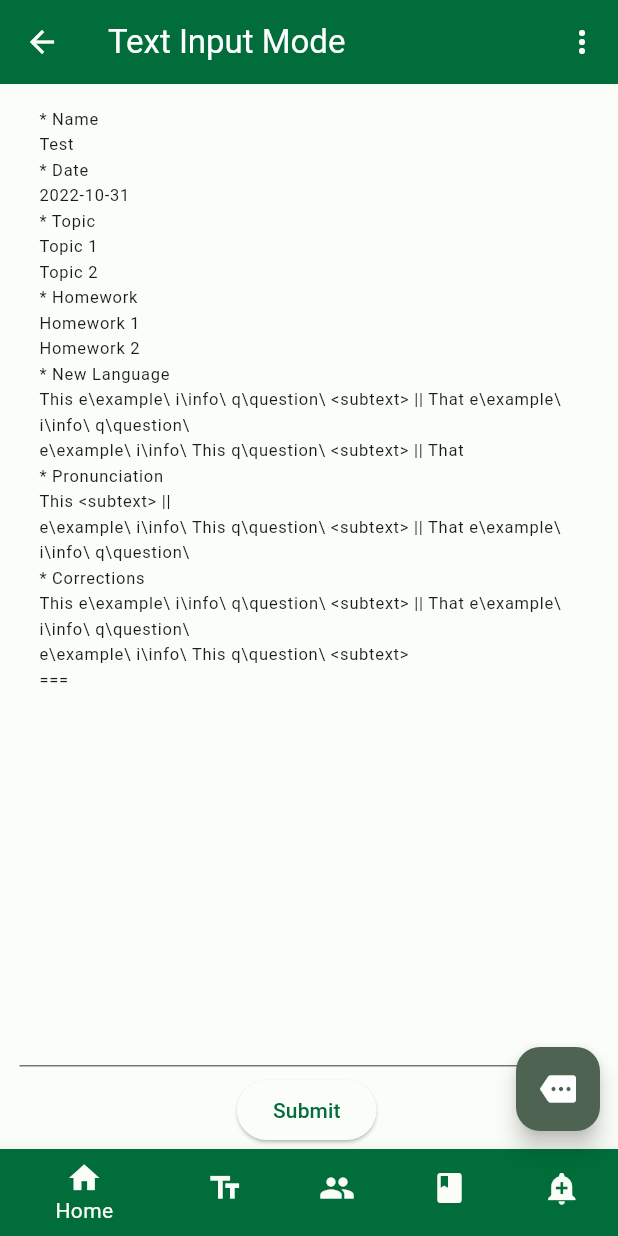
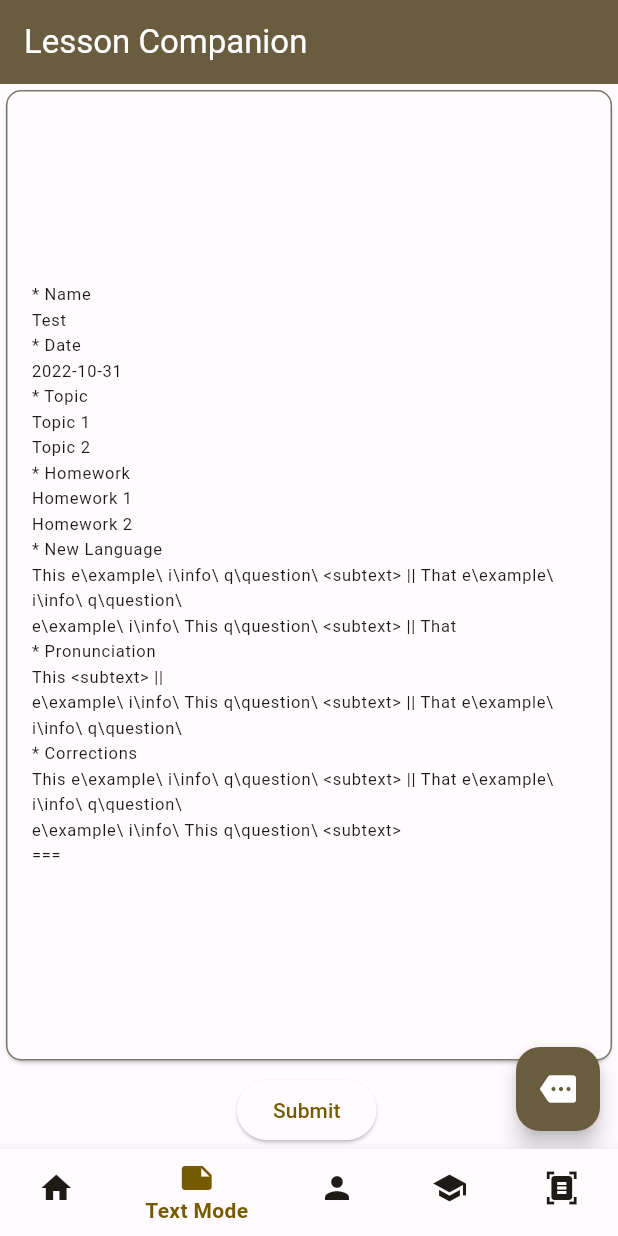
Before and after one commit to CookieWookiee321/lesson_companion, a Flutter app: the screen it shows after launch, item 2 of the bottom bar chosen, after a tap on the "more" icon, on a phone screen of 412 x 824 dp. Run offline on Flutter 3.47's test engine with Material 2 defaults, Android fonts, the phone set to English and light mode, and no system bars; our stand-ins replace file_picker, isar, pdf, printing, shared_preferences; missing offline and left inert: desktop_window; accounts and stored records are empty; generated files the repository leaves out were written again.

Commit message:
touched up visual design

```diff
--- a/lib/controllers/styler.dart
+++ b/lib/controllers/styler.dart
@@ -8,66 +8,70 @@ import '../models/pdf_document/pdf_document.dart';
 class Styler {
   static const lightColorScheme = ColorScheme(
     brightness: Brightness.light,
-    primary: Color(0xFF006D3A),
+    primary: Color(0xFF765A00),
     onPrimary: Color(0xFFFFFFFF),
-    primaryContainer: Color(0xFF99F6B5),
-    onPrimaryContainer: Color(0xFF00210E),
-    secondary: Color(0xFF4F6353),
+    primaryContainer: Color(0xFFFFDF95),
+    onPrimaryContainer: Color(0xFF251A00),
+    secondary: Color(0xFF6A5D3F),
     onSecondary: Color(0xFFFFFFFF),
-    secondaryContainer: Color(0xFFD2E8D4),
-    onSecondaryContainer: Color(0xFF0D1F13),
-    tertiary: Color(0xFF3A646F),
+    secondaryContainer: Color(0xFFF3E1BB),
+    onSecondaryContainer: Color(0xFF231A04),
+    tertiary: Color(0xFF486548),
     onTertiary: Color(0xFFFFFFFF),
-    tertiaryContainer: Color(0xFFBEEAF6),
-    onTertiaryContainer: Color(0xFF001F26),
+    tertiaryContainer: Color(0xFFCAEBC7),
+    onTertiaryContainer: Color(0xFF05210A),
     error: Color(0xFFBA1A1A),
     errorContainer: Color(0xFFFFDAD6),
     onError: Color(0xFFFFFFFF),
     onErrorContainer: Color(0xFF410002),
-    background: Color(0xFFFBFDF8),
-    onBackground: Color(0xFF191C19),
-    surface: Color(0xFFFBFDF8),
-    onSurface: Color(0xFF191C19),
-    surfaceVariant: Color(0xFFDDE5DB),
-    onSurfaceVariant: Color(0xFF414942),
-    outline: Color(0xFF717971),
-    onInverseSurface: Color(0xFFF0F1EC),
-    inverseSurface: Color(0xFF2E312E),
-    inversePrimary: Color(0xFF7DDA9A),
+    background: Color(0xFFFFFBFF),
+    onBackground: Color(0xFF1E1B16),
+    surface: Color(0xFFFFFBFF),
+    onSurface: Color(0xFF1E1B16),
+    surfaceVariant: Color(0xFFECE1CF),
+    onSurfaceVariant: Color(0xFF4D4639),
+    outline: Color(0xFF7E7667),
+    onInverseSurface: Color(0xFFF7F0E7),
+    inverseSurface: Color(0xFF33302A),
+    inversePrimary: Color(0xFFF4BF1C),
     shadow: Color(0xFF000000),
-    surfaceTint: Color(0xFF006D3A),
+    surfaceTint: Color(0xFF765A00),
+    outlineVariant: Color(0xFFCFC5B4),
+    scrim: Color(0xFF000000),
   );
 
   static const darkColorScheme = ColorScheme(
     brightness: Brightness.dark,
-    primary: Color(0xFF7DDA9A),
-    onPrimary: Color(0xFF00391C),
-    primaryContainer: Color(0xFF00522B),
-    onPrimaryContainer: Color(0xFF99F6B5),
-    secondary: Color(0xFFB6CCB8),
-    onSecondary: Color(0xFF223527),
-    secondaryContainer: Color(0xFF384B3C),
-    onSecondaryContainer: Color(0xFFD2E8D4),
-    tertiary: Color(0xFFA2CEDA),
-    onTertiary: Color(0xFF02363F),
-    tertiaryContainer: Color(0xFF214C57),
-    onTertiaryContainer: Color(0xFFBEEAF6),
+    primary: Color(0xFFF4BF1C),
+    onPrimary: Color(0xFF3E2E00),
+    primaryContainer: Color(0xFF594400),
+    onPrimaryContainer: Color(0xFFFFDF95),
+    secondary: Color(0xFFD6C5A0),
+    onSecondary: Color(0xFF3A2F15),
+    secondaryContainer: Color(0xFF51452A),
+    onSecondaryContainer: Color(0xFFF3E1BB),
+    tertiary: Color(0xFFAECFAC),
+    onTertiary: Color(0xFF1B361D),
+    tertiaryContainer: Color(0xFF314D32),
+    onTertiaryContainer: Color(0xFFCAEBC7),
     error: Color(0xFFFFB4AB),
     errorContainer: Color(0xFF93000A),
     onError: Color(0xFF690005),
     onErrorContainer: Color(0xFFFFDAD6),
-    background: Color(0xFF191C19),
-    onBackground: Color(0xFFE1E3DE),
-    surface: Color(0xFF191C19),
-    onSurface: Color(0xFFE1E3DE),
-    surfaceVariant: Color(0xFF414942),
-    onSurfaceVariant: Color(0xFFC1C9BF),
-    outline: Color(0xFF8B938A),
-    onInverseSurface: Color(0xFF191C19),
-    inverseSurface: Color(0xFFE1E3DE),
-    inversePrimary: Color(0xFF006D3A),
+    background: Color(0xFF1E1B16),
+    onBackground: Color(0xFFE9E1D9),
+    surface: Color(0xFF1E1B16),
+    onSurface: Color(0xFFE9E1D9),
+    surfaceVariant: Color(0xFF4D4639),
+    onSurfaceVariant: Color(0xFFCFC5B4),
+    outline: Color(0xFF989080),
+    onInverseSurface: Color(0xFF1E1B16),
+    inverseSurface: Color(0xFFE9E1D9),
+    inversePrimary: Color(0xFF765A00),
     shadow: Color(0xFF000000),
-    surfaceTint: Color(0xFF7DDA9A),
+    surfaceTint: Color(0xFFF4BF1C),
+    outlineVariant: Color(0xFF4D4639),
+    scrim: Color(0xFF000000),
   );
 }
 
--- a/lib/main.dart
+++ b/lib/main.dart
@@ -2,6 +2,7 @@ import 'dart:io';
 
 import 'package:desktop_window/desktop_window.dart';
 import 'package:flutter/material.dart';
+import 'package:lesson_companion/views/base_view.dart';
 
 import 'controllers/styler.dart';
 import 'views/home_view.dart';
@@ -31,7 +32,7 @@ class MyApp extends StatelessWidget {
       darkTheme:
           ThemeData(useMaterial3: true, colorScheme: Styler.darkColorScheme),
       //home: StudentListView(),
-      home: const HomeView(),
+      home: const BaseView(),
     );
   }
 }
--- /dev/null
+++ b/lib/views/base_view.dart
@@ -0,0 +1,71 @@
+import 'package:flutter/material.dart';
+import 'package:flutter/src/widgets/container.dart';
+import 'package:flutter/src/widgets/framework.dart';
+import 'package:lesson_companion/views/companion_widgets.dart';
+import 'package:lesson_companion/views/home_view.dart';
+import 'package:lesson_companion/views/lesson_list/lesson_list_view.dart';
+import 'package:lesson_companion/views/student_list_view.dart';
+import 'package:lesson_companion/views/text_input_mode_view.dart';
+
+class BaseView extends StatefulWidget {
+  const BaseView({super.key});
+
+  @override
+  State<BaseView> createState() => _BaseViewState();
+}
+
+class _BaseViewState extends State<BaseView> {
+  int _selectedIndex = 0;
+
+  void _onItemTapped(int index) {
+    setState(() {
+      _selectedIndex = index;
+    });
+  }
+
+  static const List<Widget> _pages = [
+    HomeView(),
+    TextInputModeView(),
+    StudentView(),
+    LessonView(),
+    HomeView()
+  ];
+
+  @override
+  void initState() {
+    super.initState();
+  }
+
+  @override
+  Widget build(BuildContext context) {
+    return Scaffold(
+      appBar: AppBar(
+        title: const Text("Lesson Companion"),
+        backgroundColor: Theme.of(context).colorScheme.secondary,
+        foregroundColor: Theme.of(context).colorScheme.onSecondary,
+      ),
+      body: IndexedStack(
+        index: _selectedIndex,
+        children: _pages,
+      ),
+      bottomNavigationBar: BottomNavigationBar(
+        type: BottomNavigationBarType.shifting,
+        selectedIconTheme:
+            IconThemeData(color: Theme.of(context).colorScheme.primary),
+        selectedItemColor: Theme.of(context).colorScheme.primary,
+        selectedLabelStyle: TextStyle(fontWeight: FontWeight.bold),
+        unselectedItemColor: Theme.of(context).colorScheme.onBackground,
+        items: [
+          BottomNavigationBarItem(icon: Icon(Icons.home), label: "Home"),
+          BottomNavigationBarItem(icon: Icon(Icons.note), label: "Text Mode"),
+          BottomNavigationBarItem(icon: Icon(Icons.person), label: "Students"),
+          BottomNavigationBarItem(icon: Icon(Icons.school), label: "Lessons"),
+          BottomNavigationBarItem(
+              icon: Icon(Icons.document_scanner), label: "Reports")
+        ],
+        currentIndex: _selectedIndex,
+        onTap: _onItemTapped,
+      ),
+    );
+  }
+}
--- a/lib/views/companion_widgets.dart
+++ b/lib/views/companion_widgets.dart
@@ -104,72 +104,6 @@ class _TFBorderlessState extends State<TFBorderless> {
 //Bottom Bar
 //==============================================================================
 
-class _BottomBarState extends State<BottomBar> {
-  @override
-  Widget build(BuildContext context) {
-    return BottomNavigationBar(
-      items: [
-        BottomNavigationBarItem(
-            icon: const Icon(Icons.home),
-            label: "Home",
-            backgroundColor: Theme.of(context).colorScheme.primary),
-        BottomNavigationBarItem(
-            icon: const Icon(
-              Icons.text_fields,
-            ),
-            label: "Text Input Mode",
-            backgroundColor: Theme.of(context).colorScheme.primary),
-        BottomNavigationBarItem(
-            icon: const Icon(
-              Icons.people,
-            ),
-            label: "Students",
-            backgroundColor: Theme.of(context).colorScheme.primary),
-        BottomNavigationBarItem(
-            icon: const Icon(
-              Icons.class_,
-            ),
-            label: "Lessons",
-            backgroundColor: Theme.of(context).colorScheme.primary),
-        BottomNavigationBarItem(
-            icon: const Icon(
-              Icons.add_alert,
-            ),
-            label: "Reports",
-            backgroundColor: Theme.of(context).colorScheme.primary),
-      ],
-      onTap: (index) {
-        switch (index) {
-          case 0:
-            Navigator.pop(context);
-            break;
-          case 1:
-            Navigator.of(context).push(MaterialPageRoute(
-                builder: (BuildContext builder) => const TextInputModeView()));
-            break;
-          case 2:
-            Navigator.of(context).push(MaterialPageRoute(
-                builder: (BuildContext builder) => const StudentView()));
-            break;
-          case 3:
-            Navigator.of(context).push(MaterialPageRoute(
-                builder: (BuildContext builder) => const LessonListView()));
-            break;
-        }
-      },
-    );
-  }
-}
-
-class BottomBar extends StatefulWidget {
-  const BottomBar({Key? key}) : super(key: key);
-
-  @override
-  State<BottomBar> createState() => _BottomBarState();
-}
-
-//
-
 class LabelledSwich extends StatefulWidget {
   final String label;
 
--- a/lib/views/home_view.dart
+++ b/lib/views/home_view.dart
@@ -35,37 +35,13 @@ class _HomeViewState extends State<HomeView> {
 
   void _onSwitched(bool isOn) {
     setState(() {
-      !isOn ? _showDetails = false : _showDetails = true;
+      _showDetails = isOn;
     });
   }
 
   @override
   Widget build(BuildContext context) {
     return Scaffold(
-        appBar: AppBar(
-          title: const Text("Lesson Companion"),
-          backgroundColor: Theme.of(context).colorScheme.primary,
-          foregroundColor: Theme.of(context).colorScheme.onPrimary,
-          actions: [
-            PopupMenuButton(
-              itemBuilder: (context) {
-                return [
-                  PopupMenuItem<int>(
-                    value: 0,
-                    child: Row(
-                      children: [
-                        const Expanded(child: Text("Show details")),
-                        Switch(
-                            value: _showDetails,
-                            onChanged: (state) => _onSwitched(state))
-                      ],
-                    ),
-                  ),
-                ];
-              },
-            )
-          ],
-        ),
       body: Column(
         children: [
           if (_showDetails)
@@ -103,8 +79,7 @@ class _HomeViewState extends State<HomeView> {
                                     setState(() {
                                       _date = picked;
                                       _dateController.text =
-                                            CompanionMethods.getDateString(
-                                                _date);
+                                          CompanionMethods.getDateString(_date);
                                     });
                                   }
                                 },
@@ -183,8 +158,8 @@ class _HomeViewState extends State<HomeView> {
                     if (await DataStorage.checkLessonExists(
                         thisLesson.studentId, thisLesson.date)) {
                       //update details of existing entry
-                        final id = await DataStorage.getLessonId(
-                            _name, thisLesson.date);
+                      final id =
+                          await DataStorage.getLessonId(_name, thisLesson.date);
                       thisLesson.id = id!;
                     }
                     await DataStorage.saveLesson(thisLesson);
@@ -198,7 +173,9 @@ class _HomeViewState extends State<HomeView> {
                   child: const Text("Submit")))
         ],
       ),
-        bottomNavigationBar: const BottomBar());
+      floatingActionButton: FloatingActionButton.small(
+          heroTag: null, child: Icon(Icons.more), onPressed: null),
+    );
   }
 }
 
@@ -277,12 +254,13 @@ class _ReportTableState extends State<ReportTable> {
   @override
   Widget build(BuildContext context) {
     return Focus(
+      child: Card(
         child: Container(
           decoration: BoxDecoration(
               border: Border.all(color: Theme.of(context).colorScheme.tertiary),
-            borderRadius: const BorderRadius.all(Radius.circular(4))),
+              borderRadius: const BorderRadius.all(Radius.circular(10))),
           padding: const EdgeInsets.fromLTRB(0, 0, 0, 2),
-        margin: const EdgeInsets.fromLTRB(13, 2, 13, 2),
+          margin: const EdgeInsets.fromLTRB(0, 2, 0, 2),
           clipBehavior: Clip.antiAlias,
           child: Column(children: [
             Row(
@@ -303,7 +281,8 @@ class _ReportTableState extends State<ReportTable> {
                     setState(() {
                       // updating the state
                       _children.add(ReportTableRow(
-                      rowIndex: _children.isNotEmpty ? _children.length - 1 : 0,
+                        rowIndex:
+                            _children.isNotEmpty ? _children.length - 1 : 0,
                         onFocus: (row, column) {
                           _updateCurrent(row, column);
                         },
@@ -346,6 +325,7 @@ class _ReportTableState extends State<ReportTable> {
               children: _children,
             )),
           ]),
+        ),
       ),
       onFocusChange: (hasFocus) {
         _inFocus = hasFocus ? true : false;
--- a/lib/views/text_input_mode_view.dart
+++ b/lib/views/text_input_mode_view.dart
@@ -297,40 +297,22 @@ class _TextInputModeViewState extends State<TextInputModeView> {
     }
 
     return Scaffold(
-      appBar: AppBar(
-        title: const Text("Text Input Mode"),
-        backgroundColor: Theme.of(context).colorScheme.primary,
-        foregroundColor: Theme.of(context).colorScheme.onPrimary,
-        actions: [
-          PopupMenuButton(
-            itemBuilder: (context) {
-              return [
-                PopupMenuItem<int>(
-                    value: 0,
-                    child: ElevatedButton(
-                      onPressed: () {
-                        TextInputModeMethods.pickFile();
-                      },
-                      child: const Text("Input from file"),
-                    )),
-              ];
-            },
-          )
-        ],
-      ),
       body: Column(
         children: [
           Expanded(
+              child: Card(
             child: Padding(
-            padding: const EdgeInsets.fromLTRB(13.0, 6.0, 13.0, 0.0),
+              padding: EdgeInsets.all(0),
               child: Row(
                 children: [
                   Expanded(
                       child: TextField(
                     controller: _textController,
                     onSubmitted: ((value) {}),
-                  decoration: const InputDecoration(
-                    isDense: true,
+                    decoration: InputDecoration(
+                      border: OutlineInputBorder(
+                          borderRadius:
+                              BorderRadius.all(Radius.circular(10.0))),
                       contentPadding:
                           EdgeInsets.symmetric(horizontal: 13, vertical: 9),
                     ),
@@ -340,6 +322,7 @@ class _TextInputModeViewState extends State<TextInputModeView> {
                   ))
                 ],
               ),
+            ),
           )),
           Padding(
               padding: const EdgeInsets.fromLTRB(2, 5, 5, 2),
@@ -347,8 +330,8 @@ class _TextInputModeViewState extends State<TextInputModeView> {
                   onPressed: _onPressedSubmit, child: const Text("Submit")))
         ],
       ),
-      bottomNavigationBar: const BottomBar(),
       floatingActionButton: FloatingActionButton(
+          heroTag: null,
           child: Icon(
             Icons.more,
             color: Theme.of(context).colorScheme.onSecondary,
--- a/pubspec.yaml
+++ b/pubspec.yaml
@@ -18,6 +18,7 @@ dependencies:
   isar_flutter_libs: ^3.0.2
   shared_preferences: ^2.0.15
   printing: ^5.9.3
+  flutter_speed_dial: ^6.2.0
 
 
 dev_dependencies:
```
Also changed, not shown: lib/views/lesson_list/lesson_list_view.dart (+5 -10 lines), lib/views/student_list_view.dart (+3 -8 lines), pubspec.lock. Lines whose indentation alone changed are shown as unchanged.
